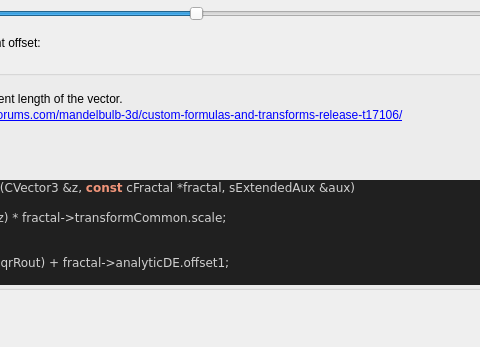
Before: the Qt Designer form mandelbulber2/formula/ui/fractal_transf_rpow3.ui in buddhi1980/mandelbulber2, drawn with Qt 5; both pictures show x 167 to 647 and y 0 to 347 of the 781 by 756 pixel window.
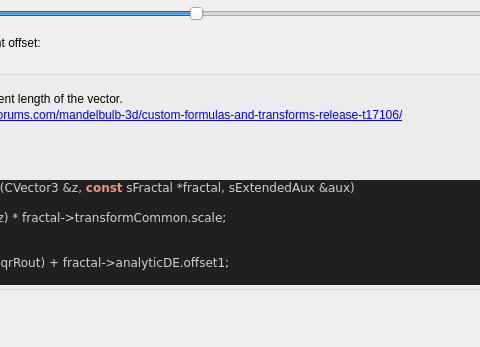
After: the same form once the commit is applied. Custom widgets are drawn as their Qt base class.

Diff of the .ui file:
```diff
--- a/mandelbulber2/formula/ui/fractal_transf_rpow3.ui
+++ b/mandelbulber2/formula/ui/fractal_transf_rpow3.ui
@@ -167,7 +167,7 @@
 &lt;/table&gt;
 &lt;h3&gt;Code&lt;/h3&gt;
 &lt;body style=&quot;background-color:#202020&quot;&gt;
-&lt;pre style=&quot;color:#d0d0d0; background-color:#202020;  font-family:'Courier New',monospace;&quot;&gt;&lt;span style=&quot;color:#f09479; font-weight:bold&quot;&gt;void&lt;/span&gt; &lt;span style=&quot;color:#e47eed&quot;&gt;TransfRpow3Iteration&lt;/span&gt;&lt;span style=&quot;color:#d0d0d0&quot;&gt;(&lt;/span&gt;CVector3 &lt;span style=&quot;color:#d0d0d0&quot;&gt;&amp;amp;&lt;/span&gt;z&lt;span style=&quot;color:#d0d0d0&quot;&gt;,&lt;/span&gt; &lt;span style=&quot;color:#f09479; font-weight:bold&quot;&gt;const&lt;/span&gt; cFractal &lt;span style=&quot;color:#d0d0d0&quot;&gt;*&lt;/span&gt;fractal&lt;span style=&quot;color:#d0d0d0&quot;&gt;,&lt;/span&gt; sExtendedAux &lt;span style=&quot;color:#d0d0d0&quot;&gt;&amp;amp;&lt;/span&gt;aux&lt;span style=&quot;color:#d0d0d0&quot;&gt;)&lt;/span&gt;
+&lt;pre style=&quot;color:#d0d0d0; background-color:#202020;  font-family:'Courier New',monospace;&quot;&gt;&lt;span style=&quot;color:#f09479; font-weight:bold&quot;&gt;void&lt;/span&gt; &lt;span style=&quot;color:#e47eed&quot;&gt;TransfRpow3Iteration&lt;/span&gt;&lt;span style=&quot;color:#d0d0d0&quot;&gt;(&lt;/span&gt;CVector3 &lt;span style=&quot;color:#d0d0d0&quot;&gt;&amp;amp;&lt;/span&gt;z&lt;span style=&quot;color:#d0d0d0&quot;&gt;,&lt;/span&gt; &lt;span style=&quot;color:#f09479; font-weight:bold&quot;&gt;const&lt;/span&gt; sFractal &lt;span style=&quot;color:#d0d0d0&quot;&gt;*&lt;/span&gt;fractal&lt;span style=&quot;color:#d0d0d0&quot;&gt;,&lt;/span&gt; sExtendedAux &lt;span style=&quot;color:#d0d0d0&quot;&gt;&amp;amp;&lt;/span&gt;aux&lt;span style=&quot;color:#d0d0d0&quot;&gt;)&lt;/span&gt;
 &lt;span style=&quot;color:#d0d0d0&quot;&gt;{&lt;/span&gt;
   &lt;span style=&quot;color:#f09479; font-weight:bold&quot;&gt;double&lt;/span&gt; sqrRout &lt;span style=&quot;color:#d0d0d0&quot;&gt;=&lt;/span&gt; z&lt;span style=&quot;color:#d0d0d0&quot;&gt;.&lt;/span&gt;&lt;span style=&quot;color:#e47eed&quot;&gt;Dot&lt;/span&gt;&lt;span style=&quot;color:#d0d0d0&quot;&gt;(&lt;/span&gt;z&lt;span style=&quot;color:#d0d0d0&quot;&gt;) *&lt;/span&gt; fractal&lt;span style=&quot;color:#d0d0d0&quot;&gt;-&amp;gt;&lt;/span&gt;transformCommon&lt;span style=&quot;color:#d0d0d0&quot;&gt;.&lt;/span&gt;scale&lt;span style=&quot;color:#d0d0d0&quot;&gt;;&lt;/span&gt;
 
```
